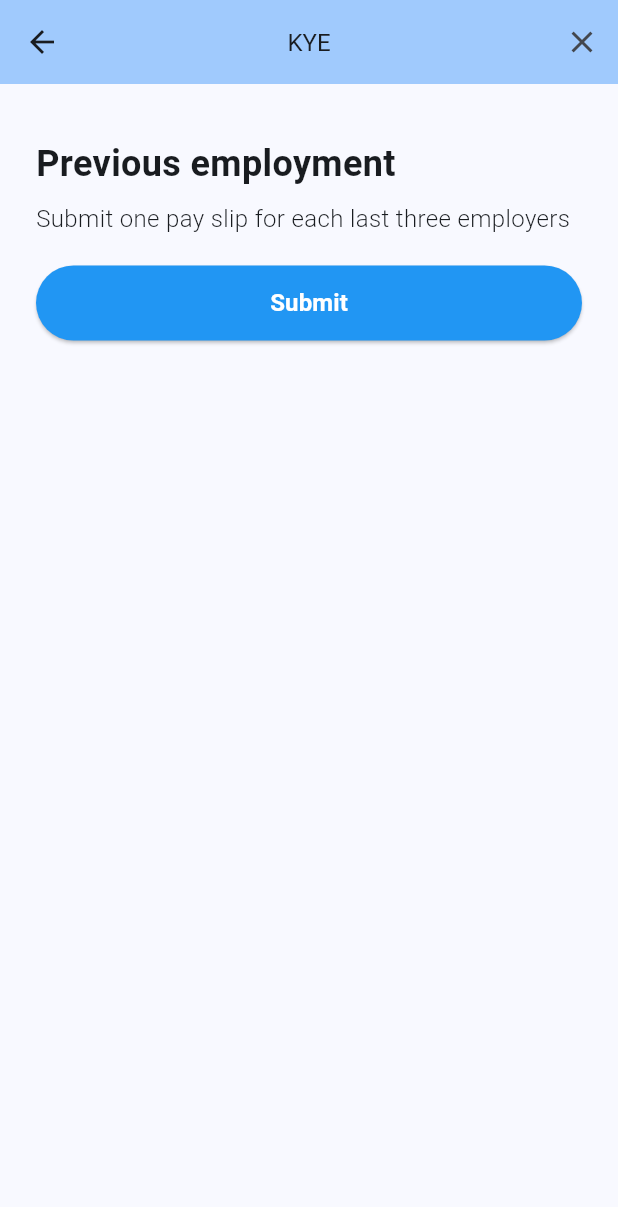
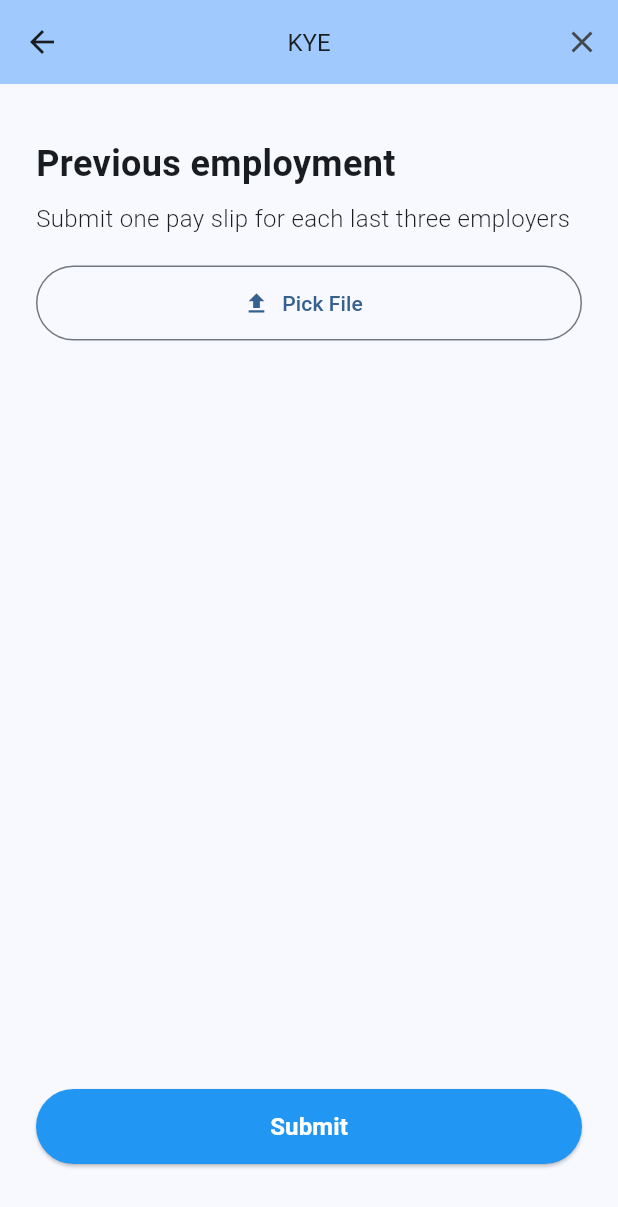
Before and after one commit to shetty456/simpleid, a Flutter app: the PreviousEmploymentScreen screen opened directly, on a phone screen of 412 x 824 dp. Shown: the top 1207 px of the screen. Run offline on Flutter 3.47's test engine with Material 2 defaults, Android fonts, the phone set to English and light mode, and no system bars; our stand-ins replace camera, file_picker; Roboto replaces fonts that are missing (Rubik).

```diff
--- a/lib/src/kye/previous_employment_screen.dart
+++ b/lib/src/kye/previous_employment_screen.dart
@@ -1,3 +1,6 @@
+import 'dart:io';
+
+import 'package:file_picker/file_picker.dart';
 import 'package:flutter/material.dart';
 
 import '../core/theme/custom_app_theme.dart';
@@ -11,6 +14,23 @@ class PreviousEmploymentScreen extends StatefulWidget {
 }
 
 class _PreviousEmploymentScreenState extends State<PreviousEmploymentScreen> {
+  PlatformFile? file;
+  String fileName = '';
+
+  Future<void> picksinglefile() async {
+    FilePickerResult? result = await FilePicker.platform.pickFiles();
+    if (result != null) {
+      file = result.files.first;
+      // ignore: avoid_print
+
+      file == null
+          ? false
+          : setState(() {
+              fileName = file!.name;
+            });
+    }
+  }
+
   @override
   Widget build(BuildContext context) {
     return Scaffold(
@@ -51,7 +71,45 @@ class _PreviousEmploymentScreenState extends State<PreviousEmploymentScreen> {
                 textAlign: TextAlign.left,
               ),
             ),
-
+            Expanded(
+              child: Padding(
+                padding: const EdgeInsets.all(16.0),
+                child: Column(
+                  children: [
+                    if (fileName != '')
+                      ListTile(
+                        leading: const Icon(Icons.picture_as_pdf),
+                        shape: RoundedRectangleBorder(
+                          side: const BorderSide(color: Colors.black12, width: 1),
+                          borderRadius: BorderRadius.circular(5),
+                        ),
+                        title: Text(
+                          fileName,
+                        ),
+                        trailing: IconButton(
+                            onPressed: () {
+                              setState(() {
+                                fileName = '';
+                              });
+                            },
+                            icon: const Icon(Icons.close)),
+                      )
+                    else
+                      OutlinedButton.icon(
+                          onPressed: picksinglefile,
+                          style: TextButton.styleFrom(
+                            // backgroundColor: Colors.blue,
+                            // foregroundColor: Colors.white,
+                            minimumSize: const Size.fromHeight(50),
+                          ),
+                          icon: const Icon(Icons.file_upload),
+                          label: const Text(
+                            'Pick File',
+                          )),
+                  ],
+                ),
+              ),
+            ),
             Padding(
               padding: const EdgeInsets.all(16.0),
               child: ElevatedButton(
--- a/pubspec.yaml
+++ b/pubspec.yaml
@@ -38,6 +38,7 @@ dependencies:
   camera: ^0.10.5+5
   path_provider: ^2.1.1
   path: ^1.8.3
+  file_picker: ^5.5.0
 
 dev_dependencies:
   flutter_test:
```
Also changed, not shown: lib/main.dart (+8 -8 lines), lib/src/odv/screens/capture_aadhaar_front_screen.dart (+78 -13 lines), pubspec.lock.
